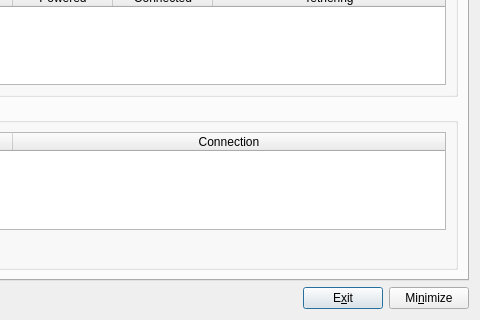
Above: code/control_box/ui/controlbox.ui from andrew-bibb/cmst before the change; both pictures show x 222 to 702 and y 226 to 546 of the 702 by 546 pixel window. Below: the same form after it.
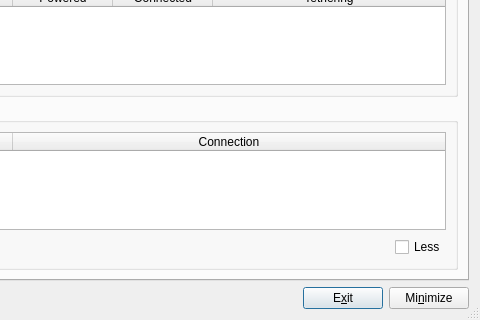
That is the form after the change. Icons and pictures are not drawn.

Commit message: dialog should show normal instead of mazimized, added less checkbox to services

```diff
--- a/code/control_box/ui/controlbox.ui
+++ b/code/control_box/ui/controlbox.ui
@@ -19,6 +19,9 @@
   <property name="windowTitle">
    <string>Dialog</string>
   </property>
+  <property name="sizeGripEnabled">
+   <bool>true</bool>
+  </property>
   <layout class="QGridLayout" name="gridLayout">
    <item row="3" column="1">
     <widget class="QToolButton" name="toolButton_whatsthis">
@@ -408,6 +411,22 @@
               </property>
              </spacer>
             </item>
+            <item>
+             <widget class="QCheckBox" name="checkBox_hidecnxn">
+              <property name="toolTip">
+               <string>&lt;html&gt;&lt;head/&gt;&lt;body&gt;&lt;p&gt;Hide the connection field&lt;/p&gt;&lt;/body&gt;&lt;/html&gt;</string>
+              </property>
+              <property name="whatsThis">
+               <string>&lt;html&gt;&lt;head/&gt;&lt;body&gt;&lt;p&gt;When checked hide the connection name in the Services box.&lt;/p&gt;&lt;/body&gt;&lt;/html&gt;</string>
+              </property>
+              <property name="text">
+               <string>Less</string>
+              </property>
+              <property name="checked">
+               <bool>false</bool>
+              </property>
+             </widget>
+            </item>
            </layout>
           </item>
          </layout>
```
The commit also changes 3 other files.
